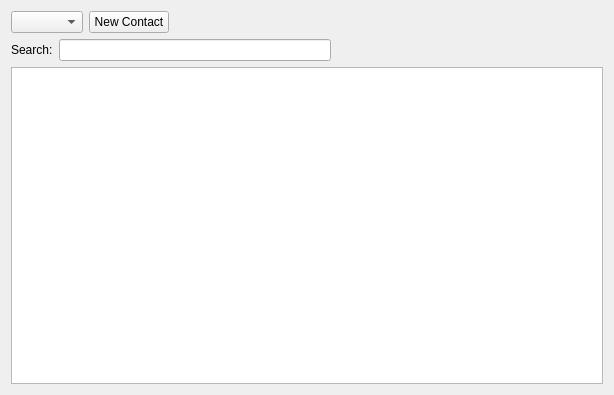
Above: client/src/contactspage.ui from KDAB/FatCRM before the change. Below: the same form after it.
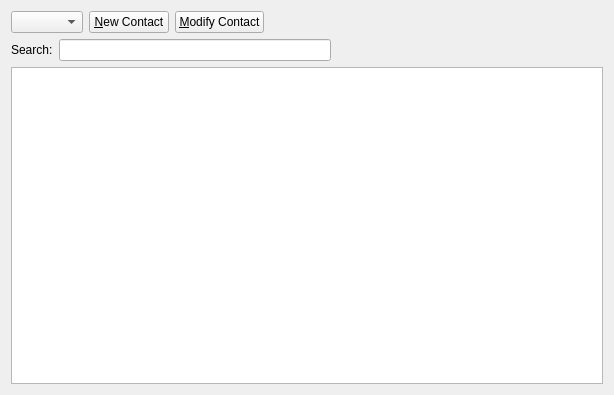
That is the form after the change. Custom widgets are drawn as their Qt base class.

Commit message: prepare for modify data

What changed in the file:
```diff
--- a/client/src/contactspage.ui
+++ b/client/src/contactspage.ui
@@ -26,7 +26,14 @@
          <item>
           <widget class="QPushButton" name="newContactPB">
            <property name="text">
-            <string>New Contact</string>
+            <string>&amp;New Contact</string>
+           </property>
+          </widget>
+         </item>
+         <item>
+          <widget class="QPushButton" name="modifyContactPB">
+           <property name="text">
+            <string>&amp;Modify Contact</string>
            </property>
           </widget>
          </item>
```
The commit also changes 4 other files.
